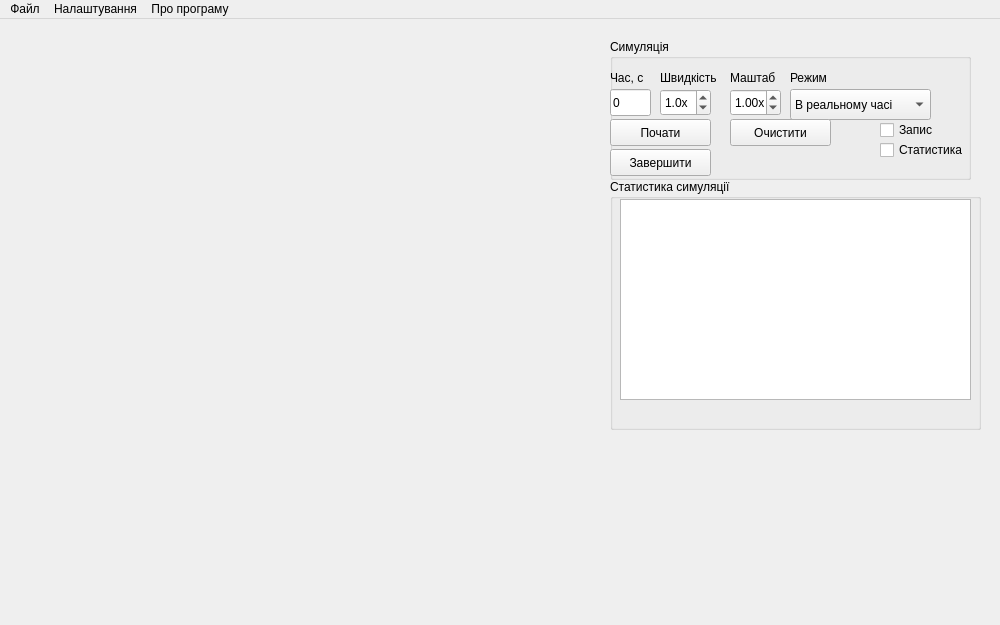
Qt form mainwindow.ui (mevv/crowd) before a commit.
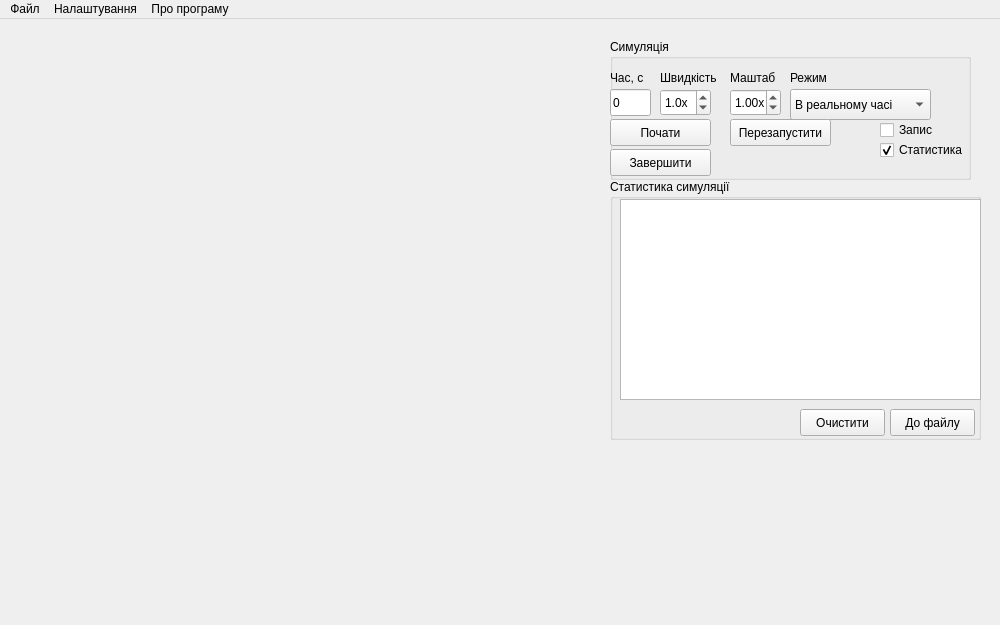
The same form after that commit.

Patch:
```diff
--- a/mainwindow.ui
+++ b/mainwindow.ui
@@ -193,6 +193,9 @@
      <property name="text">
       <string>Статистика</string>
      </property>
+     <property name="checked">
+      <bool>true</bool>
+     </property>
     </widget>
     <widget class="QDoubleSpinBox" name="scaleDoubleSpinBox">
      <property name="geometry">
@@ -242,7 +245,7 @@
       <enum>Qt::LeftToRight</enum>
      </property>
      <property name="text">
-      <string>Очистити</string>
+      <string>Перезапустити</string>
      </property>
     </widget>
     <widget class="QPushButton" name="endButton">
@@ -271,7 +274,7 @@
       <x>610</x>
       <y>160</y>
       <width>371</width>
-      <height>251</height>
+      <height>261</height>
      </rect>
     </property>
     <property name="title">
@@ -282,11 +285,37 @@
       <rect>
        <x>10</x>
        <y>20</y>
-       <width>351</width>
+       <width>361</width>
        <height>201</height>
       </rect>
      </property>
     </widget>
+    <widget class="QPushButton" name="statToFilePushButton">
+     <property name="geometry">
+      <rect>
+       <x>280</x>
+       <y>230</y>
+       <width>85</width>
+       <height>27</height>
+      </rect>
+     </property>
+     <property name="text">
+      <string>До файлу</string>
+     </property>
+    </widget>
+    <widget class="QPushButton" name="statCleanPushButton">
+     <property name="geometry">
+      <rect>
+       <x>190</x>
+       <y>230</y>
+       <width>85</width>
+       <height>27</height>
+      </rect>
+     </property>
+     <property name="text">
+      <string>Очистити</string>
+     </property>
+    </widget>
    </widget>
   </widget>
   <widget class="QMenuBar" name="menuBar">
```
